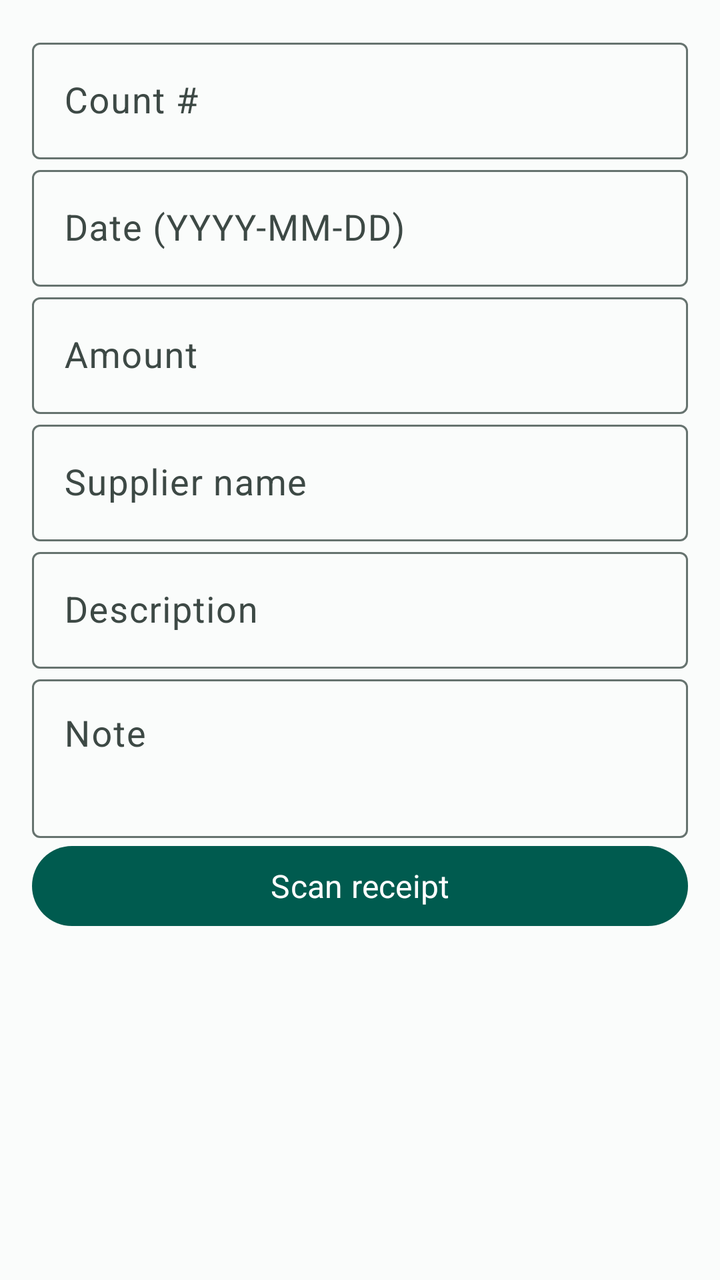
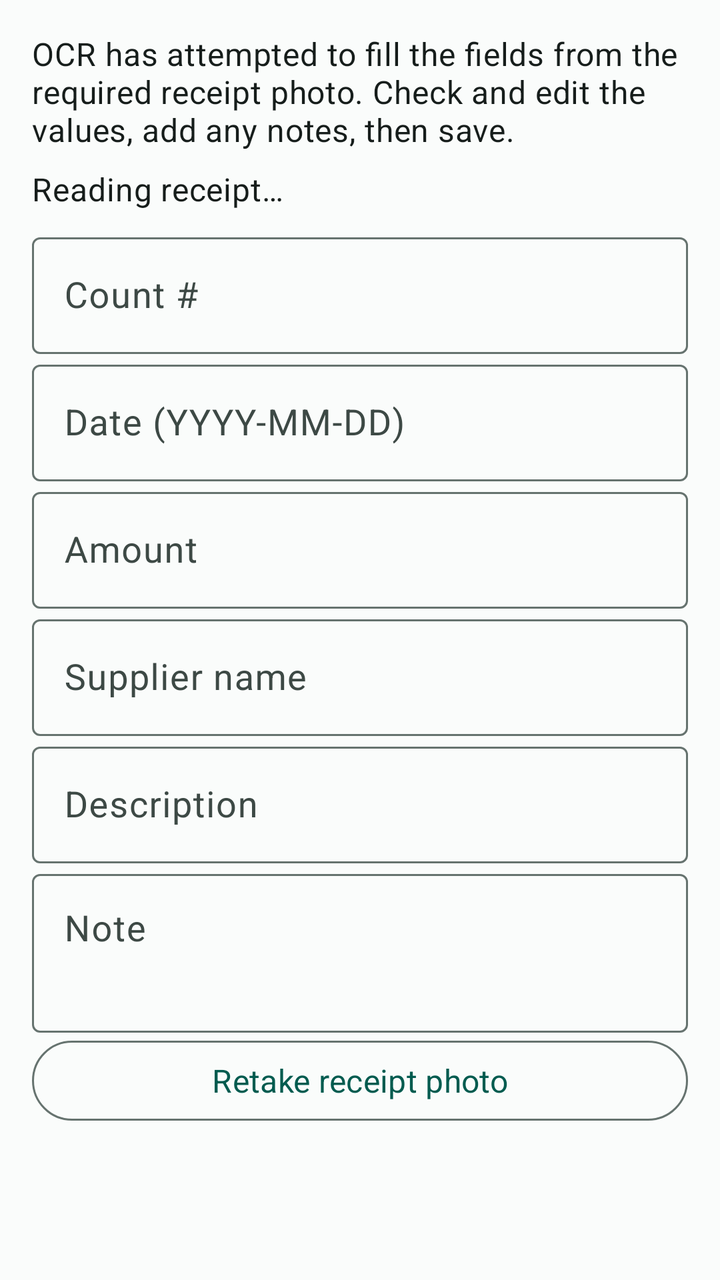

Compare the two renders of this Android layout. The source of the first and the diff that turns it into the second are given below.
<!-- AndroidManifest.xml: application theme Theme.KindergartenExpenseTracker -->
<!-- res/layout/dialog_expense.xml -->
<?xml version="1.0" encoding="utf-8"?>
<LinearLayout xmlns:android="http://schemas.android.com/apk/res/android" android:layout_width="match_parent" android:layout_height="wrap_content" android:orientation="vertical" android:padding="@dimen/spacing_md">
    <com.google.android.material.textfield.TextInputLayout android:layout_width="match_parent" android:layout_height="wrap_content" android:hint="@string/receipt_number"><com.google.android.material.textfield.TextInputEditText android:id="@+id/receiptNumberInput" android:layout_width="match_parent" android:layout_height="wrap_content" android:inputType="text" /></com.google.android.material.textfield.TextInputLayout>
    <com.google.android.material.textfield.TextInputLayout android:layout_width="match_parent" android:layout_height="wrap_content" android:hint="@string/date"><com.google.android.material.textfield.TextInputEditText android:id="@+id/expenseDateInput" android:layout_width="match_parent" android:layout_height="wrap_content" /></com.google.android.material.textfield.TextInputLayout>
    <com.google.android.material.textfield.TextInputLayout android:layout_width="match_parent" android:layout_height="wrap_content" android:hint="@string/amount"><com.google.android.material.textfield.TextInputEditText android:id="@+id/expenseAmountInput" android:layout_width="match_parent" android:layout_height="wrap_content" android:inputType="numberDecimal" /></com.google.android.material.textfield.TextInputLayout>
    <com.google.android.material.textfield.TextInputLayout android:layout_width="match_parent" android:layout_height="wrap_content" android:hint="@string/supplier_name"><com.google.android.material.textfield.TextInputEditText android:id="@+id/supplierNameInput" android:layout_width="match_parent" android:layout_height="wrap_content" android:inputType="textCapWords" /></com.google.android.material.textfield.TextInputLayout>
    <com.google.android.material.textfield.TextInputLayout android:layout_width="match_parent" android:layout_height="wrap_content" android:hint="@string/description"><com.google.android.material.textfield.TextInputEditText android:id="@+id/descriptionInput" android:layout_width="match_parent" android:layout_height="wrap_content" android:inputType="textCapSentences" /></com.google.android.material.textfield.TextInputLayout>
    <com.google.android.material.textfield.TextInputLayout android:layout_width="match_parent" android:layout_height="wrap_content" android:hint="@string/note"><com.google.android.material.textfield.TextInputEditText android:id="@+id/expenseNoteInput" android:layout_width="match_parent" android:layout_height="wrap_content" android:gravity="top|start" android:inputType="textCapSentences|textMultiLine" android:maxLines="3" android:minLines="2" /></com.google.android.material.textfield.TextInputLayout>
    <com.google.android.material.button.MaterialButton android:id="@+id/scanExpenseReceiptButton" android:layout_width="match_parent" android:layout_height="wrap_content" android:text="@string/scan_receipt" />
</LinearLayout>
<!-- resources referenced by this layout -->
<resources>
  <dimen name="spacing_md">16dp</dimen>
  <string name="amount">Amount</string>
  <string name="date">Date (YYYY-MM-DD)</string>
  <string name="description">Description</string>
  <string name="note">Note</string>
  <string name="receipt_number">Count #</string>
  <string name="scan_receipt">Scan receipt</string>
  <string name="supplier_name">Supplier name</string>
  <color name="primary">#005B4F</color>
  <color name="on_primary">#FFFFFF</color>
  <color name="primary_container">#C5F1E7</color>
  <color name="on_primary_container">#00201B</color>
  <color name="secondary">#3F625A</color>
  <color name="on_secondary">#FFFFFF</color>
  <color name="secondary_container">#D2E8E2</color>
  <color name="on_secondary_container">#10201C</color>
  <color name="surface">#FAFCFB</color>
  <color name="surface_variant">#E1E9E6</color>
  <color name="on_surface">#161D1B</color>
  <color name="on_surface_variant">#3D4945</color>
  <color name="outline">#66736F</color>
  <color name="error">#BA1A1A</color>
  <color name="on_error">#FFFFFF</color>
  <color name="primary_dark">#003D35</color>
  <style name="TextAppearance.Kindergarten.BodyLarge" parent="TextAppearance.Material3.BodyLarge">
          <item name="android:fontFamily">sans-serif</item>
          <item name="android:textColor">@color/on_surface</item>
          <item name="android:textSize">18sp</item>
      </style>
  <style name="TextAppearance.Kindergarten.BodyMedium" parent="TextAppearance.Material3.BodyMedium">
          <item name="android:fontFamily">sans-serif</item>
          <item name="android:textColor">@color/on_surface</item>
          <item name="android:textSize">16sp</item>
      </style>
  <style name="TextAppearance.Kindergarten.TitleLarge" parent="TextAppearance.Material3.TitleLarge">
          <item name="android:fontFamily">sans-serif</item>
          <item name="android:textColor">@color/on_surface</item>
          <item name="android:textSize">24sp</item>
          <item name="android:textStyle">bold</item>
      </style>
  <style name="TextAppearance.Kindergarten.HeadlineSmall" parent="TextAppearance.Material3.HeadlineSmall">
          <item name="android:fontFamily">sans-serif</item>
          <item name="android:textColor">@color/on_surface</item>
          <item name="android:textSize">26sp</item>
          <item name="android:textStyle">bold</item>
      </style>
  <style name="TextAppearance.Kindergarten.LabelLarge" parent="TextAppearance.Material3.LabelLarge">
          <item name="android:fontFamily">sans-serif-medium</item>
          <item name="android:textSize">16sp</item>
      </style>
</resources>

<!-- the commit's change to res/layout/dialog_expense.xml (unified diff, before → after) -->
@@ -1,10 +1,12 @@
 <?xml version="1.0" encoding="utf-8"?>
 <LinearLayout xmlns:android="http://schemas.android.com/apk/res/android" android:layout_width="match_parent" android:layout_height="wrap_content" android:orientation="vertical" android:padding="@dimen/spacing_md">
+    <TextView android:id="@+id/expenseFormInstruction" android:layout_width="match_parent" android:layout_height="wrap_content" android:layout_marginBottom="@dimen/spacing_sm" android:text="@string/ocr_review_instruction" android:textAppearance="@style/TextAppearance.Kindergarten.BodyMedium" />
+    <TextView android:id="@+id/expenseOcrStatus" android:layout_width="match_parent" android:layout_height="wrap_content" android:layout_marginBottom="@dimen/spacing_sm" android:text="@string/ocr_processing" android:textAppearance="@style/TextAppearance.Kindergarten.BodyMedium" />
     <com.google.android.material.textfield.TextInputLayout android:layout_width="match_parent" android:layout_height="wrap_content" android:hint="@string/receipt_number"><com.google.android.material.textfield.TextInputEditText android:id="@+id/receiptNumberInput" android:layout_width="match_parent" android:layout_height="wrap_content" android:inputType="text" /></com.google.android.material.textfield.TextInputLayout>
     <com.google.android.material.textfield.TextInputLayout android:layout_width="match_parent" android:layout_height="wrap_content" android:hint="@string/date"><com.google.android.material.textfield.TextInputEditText android:id="@+id/expenseDateInput" android:layout_width="match_parent" android:layout_height="wrap_content" /></com.google.android.material.textfield.TextInputLayout>
     <com.google.android.material.textfield.TextInputLayout android:layout_width="match_parent" android:layout_height="wrap_content" android:hint="@string/amount"><com.google.android.material.textfield.TextInputEditText android:id="@+id/expenseAmountInput" android:layout_width="match_parent" android:layout_height="wrap_content" android:inputType="numberDecimal" /></com.google.android.material.textfield.TextInputLayout>
     <com.google.android.material.textfield.TextInputLayout android:layout_width="match_parent" android:layout_height="wrap_content" android:hint="@string/supplier_name"><com.google.android.material.textfield.TextInputEditText android:id="@+id/supplierNameInput" android:layout_width="match_parent" android:layout_height="wrap_content" android:inputType="textCapWords" /></com.google.android.material.textfield.TextInputLayout>
     <com.google.android.material.textfield.TextInputLayout android:layout_width="match_parent" android:layout_height="wrap_content" android:hint="@string/description"><com.google.android.material.textfield.TextInputEditText android:id="@+id/descriptionInput" android:layout_width="match_parent" android:layout_height="wrap_content" android:inputType="textCapSentences" /></com.google.android.material.textfield.TextInputLayout>
     <com.google.android.material.textfield.TextInputLayout android:layout_width="match_parent" android:layout_height="wrap_content" android:hint="@string/note"><com.google.android.material.textfield.TextInputEditText android:id="@+id/expenseNoteInput" android:layout_width="match_parent" android:layout_height="wrap_content" android:gravity="top|start" android:inputType="textCapSentences|textMultiLine" android:maxLines="3" android:minLines="2" /></com.google.android.material.textfield.TextInputLayout>
-    <com.google.android.material.button.MaterialButton android:id="@+id/scanExpenseReceiptButton" android:layout_width="match_parent" android:layout_height="wrap_content" android:text="@string/scan_receipt" />
+    <com.google.android.material.button.MaterialButton android:id="@+id/scanExpenseReceiptButton" style="@style/Widget.Material3.Button.OutlinedButton" android:layout_width="match_parent" android:layout_height="wrap_content" android:text="@string/retake_photo" />
 </LinearLayout>
<!-- resource entries referenced after the edit -->
@@ -1,13 +1,22 @@
 <!-- resources referenced by this layout -->
 <resources>
   <dimen name="spacing_md">16dp</dimen>
+  <dimen name="spacing_sm">8dp</dimen>
   <string name="amount">Amount</string>
   <string name="date">Date (YYYY-MM-DD)</string>
   <string name="description">Description</string>
   <string name="note">Note</string>
+  <string name="ocr_processing">Reading receipt…</string>
+  <string name="ocr_review_instruction">OCR has attempted to fill the fields from the required receipt photo. Check and edit the values, add any notes, then save.</string>
   <string name="receipt_number">Count #</string>
-  <string name="scan_receipt">Scan receipt</string>
+  <string name="retake_photo">Retake receipt photo</string>
   <string name="supplier_name">Supplier name</string>
+  <style name="TextAppearance.Kindergarten.BodyMedium" parent="TextAppearance.Material3.BodyMedium">
+          <item name="android:fontFamily">sans-serif</item>
+          <item name="android:textColor">@color/on_surface</item>
+          <item name="android:textSize">16sp</item>
+      </style>
+  <color name="on_surface">#161D1B</color>
   <color name="primary">#005B4F</color>
   <color name="on_primary">#FFFFFF</color>
   <color name="primary_container">#C5F1E7</color>
@@ -18,7 +27,6 @@
   <color name="on_secondary_container">#10201C</color>
   <color name="surface">#FAFCFB</color>
   <color name="surface_variant">#E1E9E6</color>
-  <color name="on_surface">#161D1B</color>
   <color name="on_surface_variant">#3D4945</color>
   <color name="outline">#66736F</color>
   <color name="error">#BA1A1A</color>
@@ -28,11 +36,6 @@
           <item name="android:fontFamily">sans-serif</item>
           <item name="android:textColor">@color/on_surface</item>
           <item name="android:textSize">18sp</item>
-      </style>
-  <style name="TextAppearance.Kindergarten.BodyMedium" parent="TextAppearance.Material3.BodyMedium">
-          <item name="android:fontFamily">sans-serif</item>
-          <item name="android:textColor">@color/on_surface</item>
-          <item name="android:textSize">16sp</item>
       </style>
   <style name="TextAppearance.Kindergarten.TitleLarge" parent="TextAppearance.Material3.TitleLarge">
           <item name="android:fontFamily">sans-serif</item>
